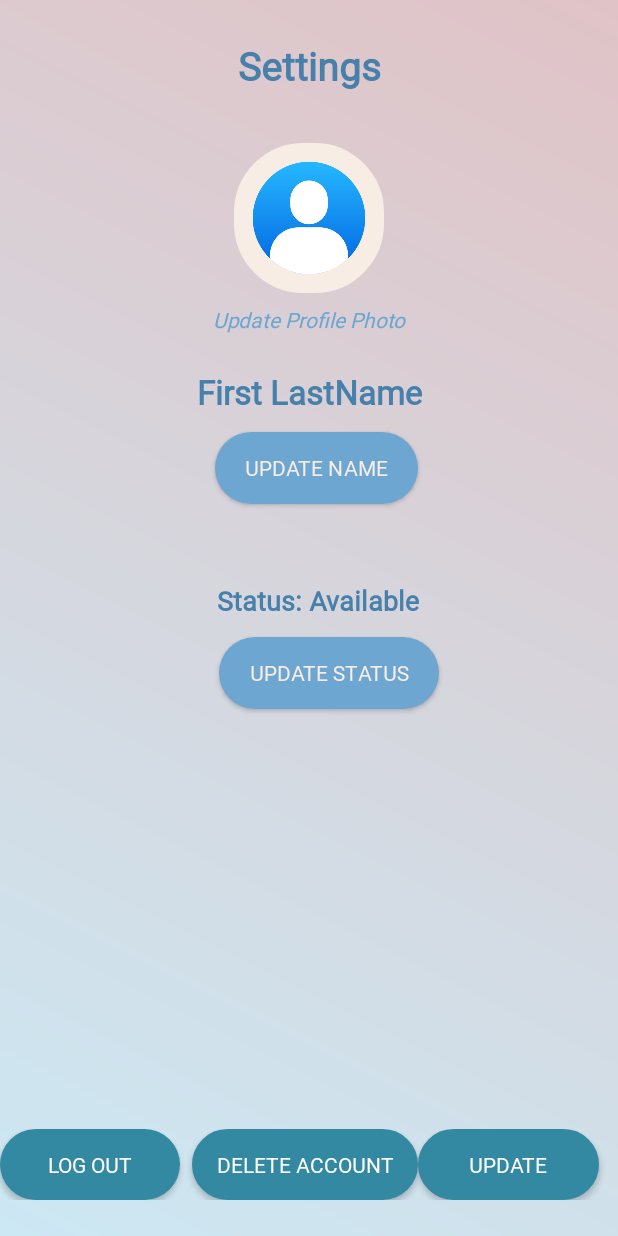
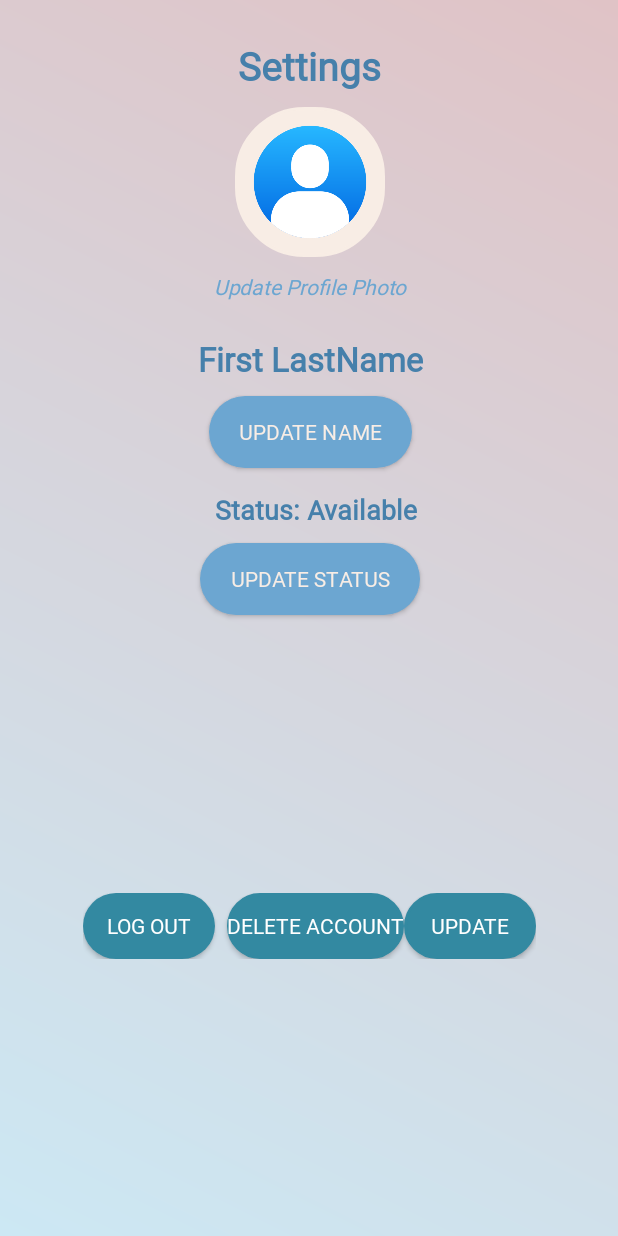
Before and after one commit to GuilhermeWah/AIPersonas, an Android app: the UserSettings screen opened directly, with no data from a screen before it, on a phone screen of 412 x 824 dp. Run offline under Robolectric (Android 15) with nearby library versions, the phone set to English and light mode, and no system bars; our stand-ins replace Firebase (no records; nobody signed in at launch, a user with empty details on screens opened directly).

Commit message:
v2 - 0.3

```diff
--- a/app/src/main/res/layout/activity_settings.xml
+++ b/app/src/main/res/layout/activity_settings.xml
@@ -1,6 +1,5 @@
 <?xml version="1.0" encoding="utf-8"?>
-<androidx.constraintlayout.widget.ConstraintLayout
-    xmlns:android="http://schemas.android.com/apk/res/android"
+<androidx.constraintlayout.widget.ConstraintLayout xmlns:android="http://schemas.android.com/apk/res/android"
     xmlns:app="http://schemas.android.com/apk/res-auto"
     xmlns:tools="http://schemas.android.com/tools"
     android:id="@+id/mainLayout"
@@ -14,54 +13,46 @@
         android:id="@+id/settingsTitle"
         android:layout_width="wrap_content"
         android:layout_height="wrap_content"
+        android:layout_marginTop="16dp"
+        android:paddingHorizontal="20dp"
+        android:paddingVertical="10dp"
         android:text="Settings"
+        android:textColor="@color/primary_dark"
         android:textSize="26sp"
         android:textStyle="bold"
-        android:textColor="@color/primary_dark"
-        android:paddingHorizontal="20dp"
-        android:paddingVertical="10dp"
-        app:layout_constraintTop_toTopOf="parent"
+        app:layout_constraintEnd_toEndOf="parent"
         app:layout_constraintStart_toStartOf="parent"
-        app:layout_constraintEnd_toEndOf="parent"
-        android:layout_marginTop="16dp" />
+        app:layout_constraintTop_toTopOf="parent" />
 
     <!-- Profile Picture -->
     <ImageView
         android:id="@+id/profilePicture"
         android:layout_width="100dp"
         android:layout_height="100dp"
-        android:layout_marginTop="24dp"
         android:background="@drawable/rounded_image_background"
         android:backgroundTint="@color/background_light"
         android:scaleType="centerCrop"
         android:src="@drawable/ic_profile_placeholder"
-        app:layout_constraintTop_toBottomOf="@id/settingsTitle"
-        app:layout_constraintStart_toStartOf="parent"
-        app:layout_constraintEnd_toEndOf="parent" />
+        app:layout_constraintEnd_toEndOf="@+id/settingsTitle"
+        app:layout_constraintStart_toStartOf="@+id/settingsTitle"
+        app:layout_constraintTop_toBottomOf="@+id/settingsTitle" />
 
     <!-- Update Profile Photo -->
     <TextView
         android:id="@+id/updateProfilePhoto"
         android:layout_width="wrap_content"
         android:layout_height="wrap_content"
+        android:layout_marginTop="10dp"
         android:text="Update Profile Photo"
+        android:textColor="@color/primary_dark_light_80"
         android:textSize="14sp"
-        android:textColor="@color/primary_dark_light_80"
+
         android:textStyle="italic"
-        app:layout_constraintTop_toBottomOf="@id/profilePicture"
-        app:layout_constraintStart_toStartOf="parent"
-        app:layout_constraintEnd_toEndOf="parent"
-        android:layout_marginTop="8dp" />
+        app:layout_constraintEnd_toEndOf="@+id/profilePicture"
+        app:layout_constraintStart_toStartOf="@+id/profilePicture"
+        app:layout_constraintTop_toBottomOf="@+id/profilePicture" />
 
     <!-- User Name -->
-
-    <!-- Update Profile Name Button -->
-
-    <!-- Status Section -->
-
-    <!-- Update Status Button -->
-
-    <!-- Buttons Section -->
     <TextView
         android:id="@+id/userName"
         android:layout_width="wrap_content"
@@ -71,73 +62,61 @@
         android:textColor="@color/primary_dark"
         android:textSize="22sp"
         android:textStyle="bold"
-        app:layout_constraintEnd_toEndOf="parent"
-        app:layout_constraintStart_toStartOf="parent"
-        app:layout_constraintTop_toBottomOf="@id/updateProfilePhoto" />
+        app:layout_constraintEnd_toEndOf="@+id/updateProfilePhoto"
+        app:layout_constraintStart_toStartOf="@+id/updateProfilePhoto"
+        app:layout_constraintTop_toBottomOf="@+id/updateProfilePhoto" />
+
+    <!-- Update Profile Name Button -->
+
+    <!-- Status Section -->
+
+    <!-- Update Status Button -->
+
+    <!-- Buttons Section -->
 
     <androidx.appcompat.widget.AppCompatButton
         android:id="@+id/updateProfileNameButton"
         android:layout_width="wrap_content"
         android:layout_height="wrap_content"
-        android:layout_marginTop="12dp"
+        android:layout_marginTop="10dp"
         android:background="@drawable/rounded_button_background_primary"
         android:backgroundTint="@color/primary_dark_light_80"
         android:paddingHorizontal="20dp"
         android:paddingVertical="12dp"
         android:text="Update Name"
         android:textColor="@color/background_light"
-        app:layout_constraintEnd_toEndOf="parent"
-        app:layout_constraintHorizontal_bias="0.518"
-        app:layout_constraintStart_toStartOf="parent"
-        app:layout_constraintTop_toBottomOf="@id/userName" />
+        app:layout_constraintEnd_toEndOf="@+id/updateStatusButton"
+        app:layout_constraintStart_toStartOf="@+id/updateStatusButton"
+        app:layout_constraintTop_toBottomOf="@+id/userName" />
 
     <TextView
         android:id="@+id/statusText"
         android:layout_width="wrap_content"
         android:layout_height="wrap_content"
-        android:layout_marginTop="52dp"
+        android:layout_marginTop="15dp"
         android:text="Status: Available"
         android:textColor="@color/primary_dark"
         android:textSize="18sp"
         android:textStyle="bold"
-        app:layout_constraintEnd_toEndOf="parent"
-        app:layout_constraintHorizontal_bias="0.523"
-        app:layout_constraintStart_toStartOf="parent"
-        app:layout_constraintTop_toBottomOf="@id/updateProfileNameButton" />
 
-    <androidx.appcompat.widget.AppCompatButton
-        android:id="@+id/updateStatusButton"
-        android:layout_width="wrap_content"
-        android:layout_height="wrap_content"
-        android:layout_marginTop="12dp"
-        android:backgroundTint="@color/primary_dark_light_80"
-        android:paddingHorizontal="20dp"
-        android:background="@drawable/rounded_button_background_primary"
-        android:paddingVertical="12dp"
-        android:text="Update Status"
-        android:textColor="@color/background_light"
-        app:layout_constraintEnd_toEndOf="parent"
-        app:layout_constraintHorizontal_bias="0.55"
-        app:layout_constraintStart_toStartOf="parent"
-        app:layout_constraintTop_toBottomOf="@id/statusText" />
+        app:layout_constraintEnd_toEndOf="@+id/userName"
+        app:layout_constraintHorizontal_bias="0.777"
+        app:layout_constraintStart_toStartOf="@+id/userName"
+        app:layout_constraintTop_toBottomOf="@+id/updateProfileNameButton" />
 
     <LinearLayout
         android:id="@+id/buttonsSection"
-        android:layout_width="407dp"
-        android:layout_height="47dp"
-        android:layout_marginBottom="24dp"
+        android:layout_width="wrap_content"
+        android:layout_height="44dp"
         android:gravity="center"
         android:orientation="horizontal"
         app:layout_constraintBottom_toBottomOf="parent"
         app:layout_constraintEnd_toEndOf="parent"
-        app:layout_constraintHorizontal_bias="0.0"
-        app:layout_constraintStart_toStartOf="parent">
+        app:layout_constraintHorizontal_bias="0.5"
+        app:layout_constraintStart_toStartOf="parent"
+        app:layout_constraintTop_toBottomOf="@+id/updateStatusButton">
 
         <!-- Log Out Button -->
-
-        <!-- Update Button -->
-
-        <!-- Delete Account Button -->
         <androidx.appcompat.widget.AppCompatButton
             android:id="@+id/logOutButton"
             android:layout_width="wrap_content"
@@ -150,6 +129,7 @@
             android:text="Log Out"
             android:textColor="@color/white" />
 
+        <!-- Delete Account Button -->
         <androidx.appcompat.widget.AppCompatButton
             android:id="@+id/deleteAccountButton"
             android:layout_width="wrap_content"
@@ -159,14 +139,13 @@
             android:backgroundTint="@color/primary_light_80"
             android:paddingVertical="12dp"
             android:text="Delete Account"
-            android:textColor="@color/white"
-            tools:ignore="TouchTargetSizeCheck" />
+            android:textColor="@color/white" />
 
+        <!-- Update Button -->
         <androidx.appcompat.widget.AppCompatButton
             android:id="@+id/updateButton"
             android:layout_width="wrap_content"
             android:layout_height="wrap_content"
-            android:layout_marginEnd="8dp"
             android:layout_weight="1"
             android:background="@drawable/rounded_button_background_accent"
             android:backgroundTint="@color/primary_light_80"
@@ -176,4 +155,19 @@
 
     </LinearLayout>
 
+    <androidx.appcompat.widget.AppCompatButton
+        android:id="@+id/updateStatusButton"
+        android:layout_width="wrap_content"
+        android:layout_height="wrap_content"
+        android:layout_marginTop="10dp"
+        android:background="@drawable/rounded_button_background_primary"
+        android:backgroundTint="@color/primary_dark_light_80"
+        android:paddingHorizontal="20dp"
+        android:paddingVertical="12dp"
+
+        android:text="Update Status"
+        android:textColor="@color/background_light"
+        app:layout_constraintEnd_toEndOf="@+id/buttonsSection"
+        app:layout_constraintStart_toStartOf="@+id/buttonsSection"
+        app:layout_constraintTop_toBottomOf="@+id/statusText" />
 </androidx.constraintlayout.widget.ConstraintLayout>
```
